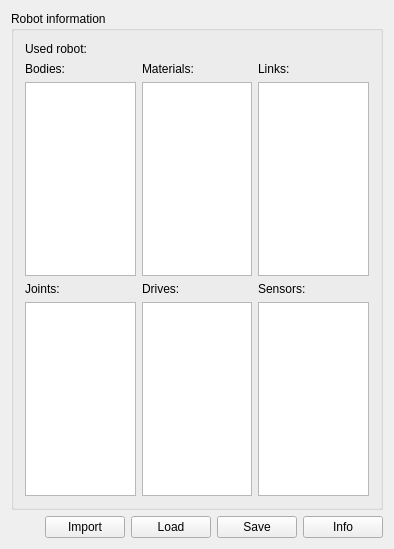
jayMcBee/sigel-evolutionary-walking-robots, file sigel/ui/SIGEL_MasterUI/SIG_RobotBase.ui: the form before one commit.
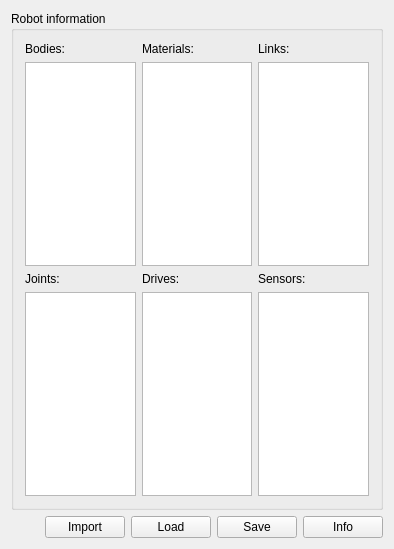
The form after the commit.

Commit message: The Robot page loses its Used robot label, which only an import or a load ever filled

What changed in the file:
```diff
--- a/sigel/ui/SIGEL_MasterUI/SIG_RobotBase.ui
+++ b/sigel/ui/SIGEL_MasterUI/SIG_RobotBase.ui
@@ -35,16 +35,6 @@
             <property name="spacing">
               <number>6</number>
             </property>
-            <item>
-              <widget class="QLabel" name="textlabelUsedRobot">
-                <property name="text">
-                  <string>Used robot:</string>
-                </property>
-                <property name="wordWrap">
-                  <bool>false</bool>
-                </property>
-              </widget>
-            </item>
             <item>
               <layout class="QGridLayout">
                 <property name="margin">
```
The commit also changes 1 other file.
